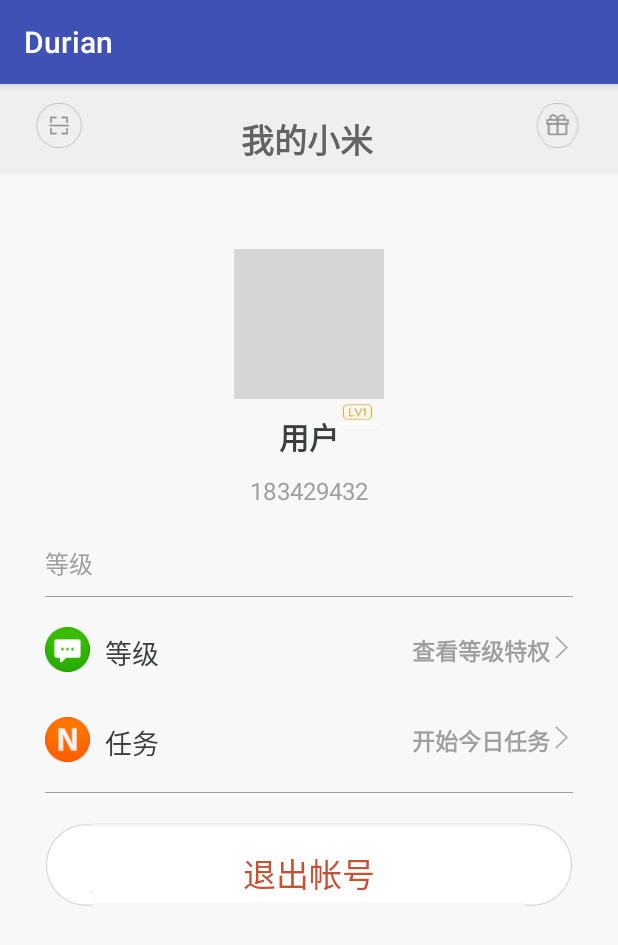
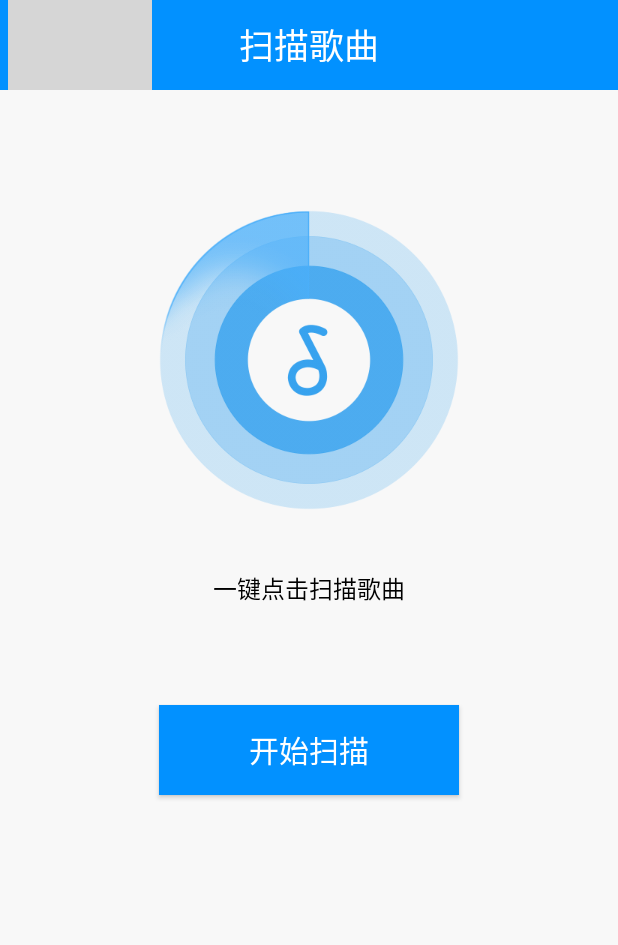
Before and after one commit to JackChuahe/Software_Engineering, an Android app: the screen it shows after launch (LocalManagement before the commit, ScanLocal after it), on a phone screen of 412 x 824 dp. Shown: the top 945 px of the screen. Run offline under Robolectric (Android 15) with nearby library versions, the phone set to English and light mode, and no system bars; grey boxes are pictures that could not be loaded.

Commit message:
本地音乐扫描
扫描本地音乐，显示扫描进度

```diff
--- a/Durian/app/src/main/java/com/durian/sixkids/durian/me/LocalManagement.java
+++ b/Durian/app/src/main/java/com/durian/sixkids/durian/me/LocalManagement.java
@@ -7,6 +7,7 @@ import android.support.v7.app.AppCompatActivity;
 import android.view.LayoutInflater;
 import android.view.View;
 import android.view.ViewGroup;
+import android.view.Window;
 
 import com.durian.sixkids.durian.R;
 
@@ -17,6 +18,7 @@ public class LocalManagement extends AppCompatActivity {
     @Override
     protected void onCreate(@Nullable Bundle savedInstanceState) {
         super.onCreate(savedInstanceState);
+       // requestWindowFeature(Window.FEATURE_NO_TITLE);
         setContentView(R.layout.usermanager);
     }
 
--- a/Durian/app/src/main/java/com/durian/sixkids/durian/me/ScanLocal.java
+++ b/Durian/app/src/main/java/com/durian/sixkids/durian/me/ScanLocal.java
@@ -1,7 +1,216 @@
 package com.durian.sixkids.durian.me;
+
+import android.app.Activity;
+import android.os.Bundle;
+import android.os.Handler;
+import android.os.Message;
+import android.support.annotation.Nullable;
+import android.view.View;
+import android.view.animation.Animation;
+import android.view.animation.AnimationUtils;
+import android.view.animation.LinearInterpolator;
+import android.widget.Button;
+import android.widget.ImageView;
+import android.widget.TextView;
+
+import com.durian.sixkids.durian.R;
+
+import java.util.ArrayList;
+import java.util.List;
+
 
 /**
  * Created by JackCai on 2016/5/2.
  */
-public class ScanLocal {
+public class ScanLocal extends Activity implements View.OnClickListener{
+    private TextView songNumber;
+    private TextView startText;
+    private TextView Path;
+    private TextView pathTitle;
+    private ImageView image;
+    private Button btn;
+    private TextView left;
+    private TextView Right;
+    private boolean flag=false;
+    private Animation animation;
+    private List<String> songPaths;
+    LinearInterpolator line=new LinearInterpolator();
+    private Runnable scanPath=new Runnable(){
+        int i=0;
+
+        @Override
+        public void run() {
+            // TODO Auto-generated method stub
+             i=i%(songPaths.size());
+            if(i<songPaths.size()){
+                Message msg=new Message();
+                msg.what=1;
+                msg.obj=songPaths.get(i);
+
+                handler.sendMessage(msg);
+            }
+            i++;
+        }
+
+    };
+
+
+    private Runnable songN =new Runnable(){
+        int i=0;
+        int falg=1;
+        public void setI(int m){
+            i=m;
+        }
+
+        @Override
+        public void run() {
+            // TODO Auto-generated method stub
+            if(falg==0){
+                i=0;
+                falg=1;
+            }
+
+            Message msg=new Message();
+            msg.what=2;
+            msg.obj=i;
+
+
+            if(i<=15){
+                handler.sendMessage(msg);
+            }else{
+                falg=1-falg;
+                handler.removeCallbacks(scanPath);
+                handler.removeCallbacks(songN);
+            }
+            i++;
+
+
+        }
+
+    };
+
+
+    private Handler handler=new Handler(){
+       int k=2;
+        @Override
+        public void handleMessage(Message msg){
+            switch(msg.what){
+                case 1:
+                    Path.setText((String)msg.obj);
+                    handler.postDelayed(scanPath, 5);
+                    break;
+                case 2:
+                    int k=((Integer)msg.obj);
+                    left.setText("已经扫描到");
+                    songNumber.setText(String.valueOf(k));
+                    handler.postDelayed(songN,100);
+                    if(k==15){
+                        left.setText("扫描到");
+                        songNumber.setText(String.valueOf(k));
+                        Path.setVisibility(View.INVISIBLE);
+                        pathTitle.setVisibility(View.INVISIBLE);
+                        btn.setText("开始扫描");
+                        flag=false;
+                        image.clearAnimation();
+                    }
+                    break;
+            }
+
+        }
+
+    };
+
+    @Override
+    protected void onCreate(@Nullable Bundle savedInstanceState) {
+        super.onCreate(savedInstanceState);
+        // requestWindowFeature(Window.FEATURE_NO_TITLE);
+        setContentView(R.layout.scanmusic);
+        songPaths=new ArrayList<String>();
+        songPaths.add("/mnt/sdcard/defrde00890");
+        songPaths.add("/mnt/sdcard/de3wr390");
+        songPaths.add("/mnt/sdcard/frfrgr00890");
+        songPaths.add("/mnt/sdcard/cdrfrgexs90");
+        songPaths.add("/mnt/sdcard/sdffde00890");
+        songPaths.add("/mnt/sdcard/fdvrre00890");
+        songPaths.add("/mnt/sdcard/gvvrvre00890");
+        songPaths.add("/mnt/sdcard/ddetgt890");
+        songPaths.add("/mnt/sdcard/nvfhfrsdf");
+        songPaths.add("/mnt/sdcard/defrfrcew0");
+        songPaths.add("/mnt/sdcard/gvvrvre00890");
+        songPaths.add("/mnt/sdcard/ddetgt890");
+        songPaths.add("/mnt/sdcard/nvfhfrsdf");
+        songPaths.add("/mnt/sdcard/defrfrcew0");
+        songPaths.add("/mnt/sdcard/defrde00890");
+        songPaths.add("/mnt/sdcard/de3wr390");
+        songPaths.add("/mnt/sdcard/frfrgr00890");
+        songPaths.add("/mnt/sdcard/cdrfrgexs90");
+        songPaths.add("/mnt/sdcard/sdffde00890");
+        songPaths.add("/mnt/sdcard/fdvrre00890");
+        songPaths.add("/mnt/sdcard/gvvrvre00890");
+        songPaths.add("/mnt/sdcard/ddetgt890");
+        songPaths.add("/mnt/sdcard/nvfhfrsdf");
+        songPaths.add("/mnt/sdcard/defrfrcew0");
+        songPaths.add("/mnt/sdcard/gvvrvre00890");
+        songPaths.add("/mnt/sdcard/ddetgt890");
+        songPaths.add("/mnt/sdcard/nvfhfrsdf");
+        songPaths.add("/mnt/sdcard/defrfrcew0");
+
+        Right=(TextView)this.findViewById(R.id.textright);
+        left=(TextView)this.findViewById(R.id.textleft);
+        songNumber=(TextView)this.findViewById(R.id.songnumber);
+        songNumber.setVisibility(View.INVISIBLE);
+        left.setVisibility(View.INVISIBLE);
+        Right.setVisibility(View.INVISIBLE);
+        startText=(TextView)this.findViewById(R.id.startscanText);
+
+        Path=(TextView)this.findViewById(R.id.isplay);
+        Path.setVisibility(View.INVISIBLE);
+
+        pathTitle=(TextView)this.findViewById(R.id.songpath);
+        pathTitle.setVisibility(View.INVISIBLE);
+
+
+        image=(ImageView)this.findViewById(R.id.scbak1);
+        btn=(Button)this.findViewById(R.id.btn);
+
+        btn.setOnClickListener(this);
+    }
+    @Override
+    public void onClick(View v) {
+        // TODO Auto-generated method stub
+        switch(v.getId()){
+            case R.id.btn:
+                //动画运转
+                if(flag==false){
+                    btn.setText("停止扫描");
+
+                    animation= AnimationUtils.loadAnimation(this, R.anim.jiazai);
+                    animation.setInterpolator(line);
+                    image.startAnimation(animation);
+
+                    //
+                    left.setVisibility(View.VISIBLE);
+                    Right.setVisibility(View.VISIBLE);
+                    songNumber.setVisibility(View.VISIBLE);
+                    Path.setVisibility(View.VISIBLE);
+                    pathTitle.setVisibility(View.VISIBLE);
+                    startText.setVisibility(View.INVISIBLE);
+
+                    flag=true;
+                    handler.post(scanPath);
+                    handler.post(songN);
+                }else{
+                    flag=false;
+                    btn.setText("开始扫描");
+                    Path.setVisibility(View.INVISIBLE);
+                    pathTitle.setVisibility(View.INVISIBLE);
+                    handler.removeCallbacks(scanPath);
+                    image.clearAnimation();
+                    handler.removeCallbacks(songN);
+                }
+
+                break;
+
+        }
+    }
 }
--- /dev/null
+++ b/Durian/app/src/main/res/layout/scanmusic.xml
@@ -0,0 +1,130 @@
+<?xml version="1.0" encoding="utf-8"?>
+<RelativeLayout xmlns:android="http://schemas.android.com/apk/res/android"
+    android:layout_width="match_parent"
+    android:background="#F8F8F8"
+    android:layout_height="match_parent">
+
+    <RelativeLayout
+        android:id="@+id/scanTitle"
+        android:layout_width="match_parent"
+        android:layout_height="60dp"
+        android:background="#0291FF"
+        >
+        <ImageView
+            android:id="@+id/screturn"
+            android:layout_width="wrap_content"
+            android:layout_height="wrap_content"
+            android:layout_centerVertical="true"
+            android:layout_alignParentLeft="true"
+            android:layout_marginLeft="5dp"
+            android:src="@mipmap/aj9"
+            />
+        <TextView
+            android:id="@+id/scanText"
+            android:layout_width="wrap_content"
+            android:layout_height="wrap_content"
+            android:text="扫描歌曲"
+            android:textSize="23dp"
+            android:layout_centerInParent="true"
+
+            android:layout_marginTop="23dp"
+            android:textColor="#ffffff"
+            />
+    </RelativeLayout>
+
+    <ImageView
+        android:id="@+id/scbak"
+        android:layout_below="@id/scanTitle"
+        android:layout_marginTop="80dp"
+        android:layout_width="200dp"
+        android:layout_height="200dp"
+        android:layout_centerHorizontal="true"
+        android:src="@mipmap/scbk1"
+        />
+    <ImageView
+        android:id="@+id/scbak1"
+        android:layout_below="@id/scanTitle"
+        android:layout_marginTop="80dp"
+        android:layout_width="200dp"
+        android:layout_height="200dp"
+        android:layout_centerHorizontal="true"
+        android:src="@mipmap/scbks"
+        />
+
+    <TextView
+        android:id="@+id/songpath"
+        android:layout_below="@+id/scbak"
+        android:layout_alignParentLeft="true"
+        android:layout_marginLeft="90dp"
+        android:layout_marginTop="30dp"
+        android:layout_width="wrap_content"
+        android:layout_height="wrap_content"
+        android:text="正在扫描："
+        />
+    <TextView
+        android:id="@+id/isplay"
+        android:ellipsize="start"
+        android:layout_width="120dp"
+        android:layout_height="13dp"
+        android:layout_toRightOf="@+id/songpath"
+        android:layout_alignBottom="@+id/songpath"
+        android:text="/mnt/sdcard/gvvrvre00890"
+        android:textSize="10dp"
+        android:singleLine="true"
+        />
+    <TextView
+    android:id="@+id/songnumber"
+
+    android:layout_width="wrap_content"
+    android:layout_height="wrap_content"
+    android:layout_centerHorizontal="true"
+    android:layout_alignBottom="@+id/textleft"
+    android:layout_marginBottom="-5dp"
+    android:text="0"
+    android:textSize="25dp"
+    android:textColor="#0291FF"
+    />
+    <TextView
+        android:id="@+id/textleft"
+        android:layout_below="@+id/scbak"
+        android:layout_toLeftOf="@+id/songnumber"
+        android:layout_marginTop="80dp"
+        android:layout_width="wrap_content"
+        android:layout_height="wrap_content"
+        android:text="已经扫描到"
+        android:textColor="#000000"
+        />
+
+    <TextView
+        android:id="@+id/textright"
+        android:layout_below="@+id/scbak"
+        android:layout_toRightOf="@id/songnumber"
+        android:layout_marginTop="80dp"
+        android:textColor="#000000"
+        android:layout_width="wrap_content"
+        android:layout_height="wrap_content"
+        android:text="首歌曲"
+        />
+    <Button
+        android:id="@+id/btn"
+        android:layout_width="200dp"
+        android:layout_height="60dp"
+        android:layout_below="@+id/scbak"
+        android:layout_centerHorizontal="true"
+        android:layout_marginTop="130dp"
+        android:background="#0291FF"
+        android:textColor="#ffffff"
+        android:textSize="20dp"
+        android:text="开始扫描" />
+    <TextView
+        android:id="@+id/startscanText"
+        android:layout_width="wrap_content"
+        android:layout_height="wrap_content"
+        android:layout_below="@+id/scbak"
+        android:layout_marginTop="40dp"
+        android:textSize="16dp"
+        android:textColor="#000000"
+        android:layout_centerHorizontal="true"
+        android:text="一键点击扫描歌曲"
+        />
+</RelativeLayout>
--- a/Durian/app/src/main/res/layout/usermanager.xml
+++ b/Durian/app/src/main/res/layout/usermanager.xml
@@ -13,11 +13,12 @@
             android:layout_weight="1"
             android:id="@+id/umssbtn"
             android:layout_marginTop="10dp"
-            android:layout_marginLeft="10dp"
+            android:layout_marginLeft="25dp"
             android:layout_marginBottom="5dp"
-            android:layout_width="wrap_content"
-            android:layout_height="wrap_content"
-            android:src="@mipmap/sma"
+            android:layout_width="15dp"
+            android:layout_height="40dp"
+            android:background="#EEF0EF"
+            android:src="@mipmap/sm1"
             />
         <TextView
             android:gravity="center"
@@ -39,9 +40,9 @@
             android:layout_marginTop="10dp"
             android:layout_marginRight="10dp"
             android:layout_marginBottom="5dp"
-            android:layout_width="wrap_content"
-            android:layout_height="wrap_content"
-            android:src="@mipmap/gift"
+            android:layout_width="40dp"
+            android:layout_height="40dp"
+            android:src="@mipmap/gift1"
             />
     </LinearLayout>
 
@@ -77,10 +78,10 @@
             />
         <ImageView
             android:id="@+id/umlvicon"
-            android:layout_width="wrap_content"
+            android:layout_width="30dp"
             android:layout_height="wrap_content"
             android:layout_toRightOf="@id/umusertext"
-            android:src="@mipmap/lv"
+            android:src="@mipmap/vipstar"
             android:layout_below="@id/umicon"
             />
         <TextView
@@ -269,7 +270,7 @@
             android:layout_height="1dp"
             android:layout_marginLeft="60dp"
             android:layout_marginRight="60dp"
-            android:layout_marginTop="44dp"
+            android:layout_marginTop="53dp"
             android:layout_below="@id/umline3"
             android:background="#EEEEEE"
             />
@@ -292,7 +293,7 @@
             android:textColor="#C35237"
             android:textSize="22dp"
             android:layout_centerHorizontal="true"
-            android:layout_marginTop="15dp"
+            android:layout_marginTop="13dp"
             android:layout_below="@id/umline3"
             />
     </RelativeLayout>
```
Also changed, not shown: Durian/app/src/main/AndroidManifest.xml (+9 -4 lines), Durian/app/src/main/res/anim/jiazai.xml (added, +13 -0 lines), Durian/app/src/main/res/mipmap-hdpi/b2t.png (added), Durian/app/src/main/res/mipmap-hdpi/gift1.png (added), Durian/app/src/main/res/mipmap-hdpi/scbk1.png (added), Durian/app/src/main/res/mipmap-hdpi/scbks.png (added), Durian/app/src/main/res/mipmap-hdpi/sm1.png (added).
